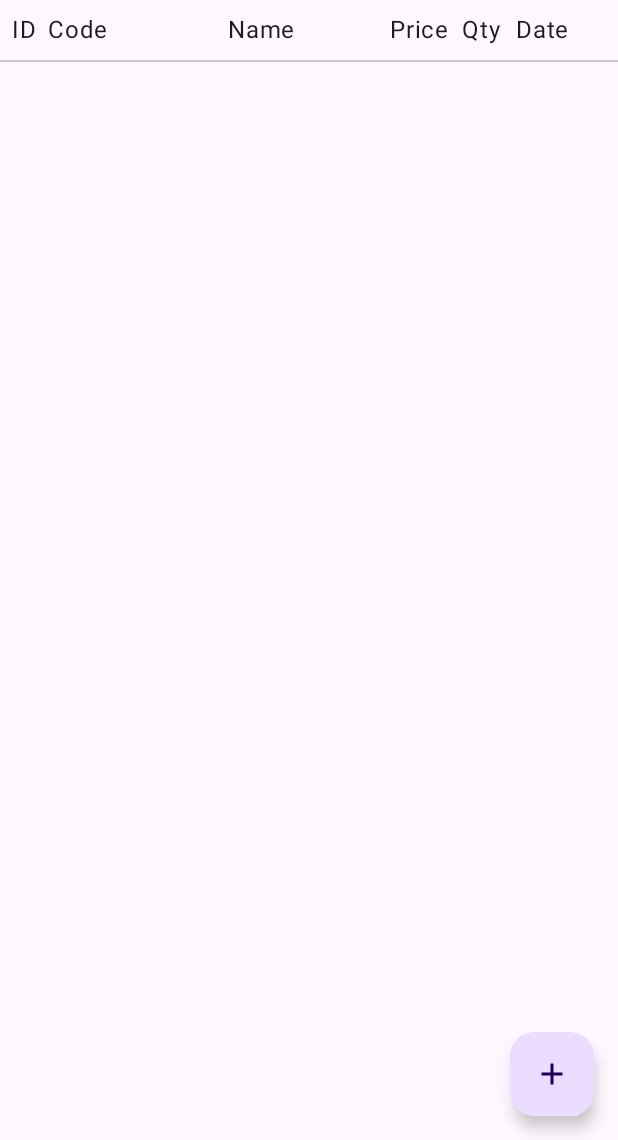
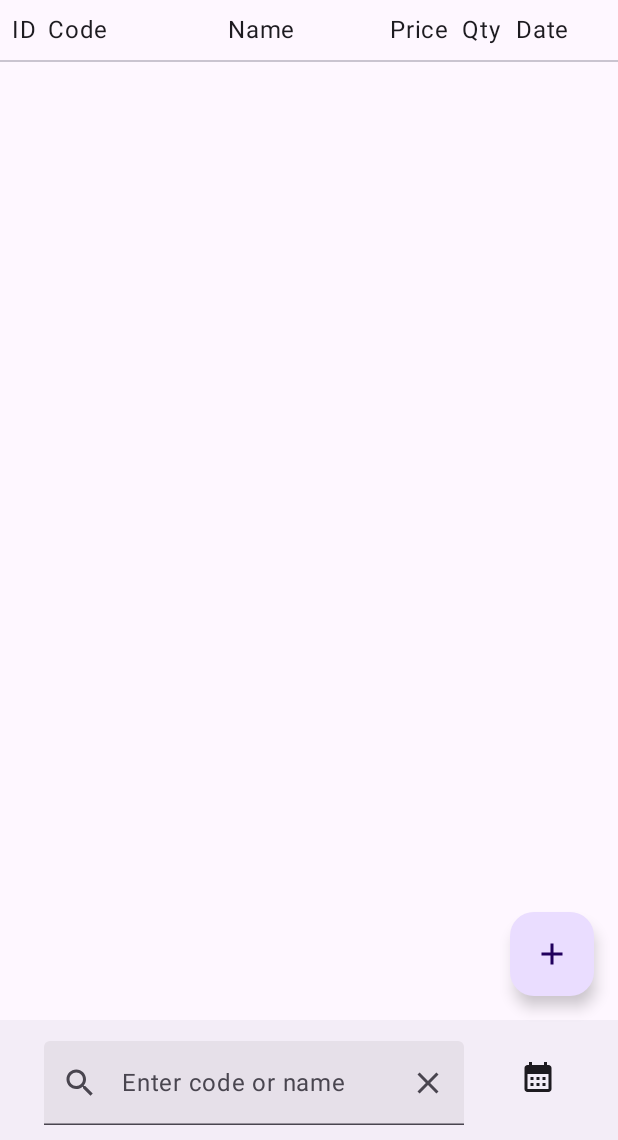
Before and after one commit to Snowtouch/Barcode-Scanner-Database-Google-Play-release-v1.0.1, an Android app built with Jetpack Compose: the screen it shows after launch (MainActivity), on a phone screen of 412 x 824 dp, the part 96-1236 px from its top. Run offline under Robolectric (Android 15) with nearby library versions, the phone set to English and light mode, and no system bars; our stand-ins replace Dagger/Hilt's generated code, Room's generated code; libraries missing offline, so code that uses them is left out: com.google.mlkit.vision.

Commit message:
scanning library change, bottom app bar added

```diff
--- a/app/build.gradle
+++ b/app/build.gradle
@@ -81,7 +81,7 @@ dependencies {
     implementation "com.google.dagger:hilt-android:2.44"
     kapt "com.google.dagger:hilt-compiler:2.44"
     implementation 'androidx.hilt:hilt-navigation-compose:1.0.0'
-    implementation 'com.google.android.gms:play-services-code-scanner:16.0.0'
+    implementation 'com.google.android.gms:play-services-code-scanner:16.1.0'
 }
 kapt {
     correctErrorTypes true
--- a/app/src/main/java/com/example/barcodetodb/MainActivity.kt
+++ b/app/src/main/java/com/example/barcodetodb/MainActivity.kt
@@ -11,11 +11,15 @@ import androidx.compose.ui.Modifier
 import androidx.compose.ui.tooling.preview.Preview
 import com.example.barcodetodb.data.ItemsDatabase
 import com.example.barcodetodb.ui.BarcodeApp
+import com.example.barcodetodb.ui.MainScreenViewModel
 import com.example.barcodetodb.ui.theme.AppTheme
 import dagger.hilt.android.AndroidEntryPoint
+import javax.inject.Inject
 
 @AndroidEntryPoint
 class MainActivity : ComponentActivity() {
+    @Inject
+    lateinit var mainScreenViewModel: MainScreenViewModel
     private lateinit var itemsDatabase: ItemsDatabase
     override fun onCreate(savedInstanceState: Bundle?) {
         super.onCreate(savedInstanceState)
@@ -32,6 +36,11 @@ class MainActivity : ComponentActivity() {
             }
         }
     }
+
+    override fun onResume() {
+        super.onResume()
+        mainScreenViewModel.refreshDataFromDatabase()
+    }
 }
 @Preview
 @Composable
--- a/app/src/main/java/com/example/barcodetodb/ui/AddItemScreen.kt
+++ b/app/src/main/java/com/example/barcodetodb/ui/AddItemScreen.kt
@@ -32,6 +32,7 @@ import androidx.compose.ui.unit.dp
 import androidx.lifecycle.viewmodel.compose.viewModel
 import androidx.navigation.NavController
 import com.example.barcodetodb.R
+import dagger.hilt.android.internal.modules.ApplicationContextModule
 import kotlinx.coroutines.launch
 
 @Composable
@@ -163,5 +164,5 @@ fun AddItemScreen(
 @Preview
 @Composable
 fun AddItemScreenPreview() {
-    AddItemScreen(navController = NavController(LocalContext.current), editItemFlag = false)
+   AddItemScreen(navController = NavController(LocalContext.current), editItemFlag = false)
 }
--- a/app/src/main/java/com/example/barcodetodb/ui/AddItemViewModel.kt
+++ b/app/src/main/java/com/example/barcodetodb/ui/AddItemViewModel.kt
@@ -75,7 +75,7 @@ class AddItemViewModel @Inject constructor(
                 updateUiState(itemUiState.itemDetails.copy(code = rawValue.toString()))
             }
             .addOnCanceledListener {  }
-            .addOnFailureListener {  }
+            .addOnFailureListener { e -> updateUiState(itemUiState.itemDetails.copy(code = e.toString())) }
 
     }
 }
--- a/app/src/main/java/com/example/barcodetodb/ui/MainScreen.kt
+++ b/app/src/main/java/com/example/barcodetodb/ui/MainScreen.kt
@@ -22,6 +22,7 @@ import androidx.compose.material3.MaterialTheme
 import androidx.compose.material3.Text
 import androidx.compose.material3.TextButton
 import androidx.compose.runtime.Composable
+import androidx.compose.runtime.DisposableEffect
 import androidx.compose.runtime.collectAsState
 import androidx.compose.runtime.getValue
 import androidx.compose.runtime.mutableStateOf
@@ -30,8 +31,11 @@ import androidx.compose.runtime.setValue
 import androidx.compose.ui.Alignment
 import androidx.compose.ui.Modifier
 import androidx.compose.ui.graphics.Color
+import androidx.compose.ui.platform.LocalLifecycleOwner
 import androidx.compose.ui.unit.Dp
 import androidx.compose.ui.unit.dp
+import androidx.lifecycle.Lifecycle
+import androidx.lifecycle.LifecycleEventObserver
 import androidx.lifecycle.viewmodel.compose.viewModel
 import androidx.navigation.NavController
 import com.example.barcodetodb.data.Item
--- a/app/src/main/java/com/example/barcodetodb/ui/MainScreenViewModel.kt
+++ b/app/src/main/java/com/example/barcodetodb/ui/MainScreenViewModel.kt
@@ -1,5 +1,6 @@
 package com.example.barcodetodb.ui
 
+import androidx.compose.ui.platform.LocalLifecycleOwner
 import androidx.lifecycle.ViewModel
 import androidx.lifecycle.viewModelScope
 import com.example.barcodetodb.data.Item
@@ -15,15 +16,19 @@ class MainScreenViewModel @Inject constructor(private val OfflineItemsRepository
 ) : ViewModel() {
     private val _itemFlow = MutableStateFlow<List<Item>>(emptyList())
     val itemFlow: StateFlow<List<Item>> get() = _itemFlow
+
     init {
+        refreshDataFromDatabase()
+    }
+    fun deleteItem(item: Item){
+        viewModelScope.launch { OfflineItemsRepository.deleteItem(item) }
+
+    }
+    fun refreshDataFromDatabase() {
         viewModelScope.launch {
             OfflineItemsRepository.getAllItemsStream().collect {
                 _itemFlow.value = it
             }
         }
     }
-    fun deleteItem(item: Item){
-        viewModelScope.launch { OfflineItemsRepository.deleteItem(item) }
-
-    }
 }
--- a/app/src/main/java/com/example/barcodetodb/ui/StartScreen.kt
+++ b/app/src/main/java/com/example/barcodetodb/ui/StartScreen.kt
@@ -4,12 +4,16 @@ import androidx.annotation.StringRes
 import androidx.compose.foundation.layout.Arrangement
 import androidx.compose.foundation.layout.Row
 import androidx.compose.foundation.layout.Spacer
+import androidx.compose.foundation.layout.fillMaxWidth
 import androidx.compose.foundation.layout.padding
 import androidx.compose.foundation.layout.size
 import androidx.compose.material.icons.Icons
 import androidx.compose.material.icons.filled.Add
 import androidx.compose.material.icons.filled.ArrowBack
+import androidx.compose.material.icons.filled.Clear
 import androidx.compose.material.icons.filled.MoreVert
+import androidx.compose.material.icons.filled.Search
+import androidx.compose.material3.BottomAppBar
 import androidx.compose.material3.DropdownMenu
 import androidx.compose.material3.DropdownMenuItem
 import androidx.compose.material3.FabPosition
@@ -20,12 +24,14 @@ import androidx.compose.material3.MaterialTheme
 import androidx.compose.material3.Scaffold
 import androidx.compose.material3.Switch
 import androidx.compose.material3.Text
+import androidx.compose.material3.TextField
 import androidx.compose.material3.TopAppBar
 import androidx.compose.material3.TopAppBarDefaults
 import androidx.compose.runtime.Composable
 import androidx.compose.runtime.getValue
 import androidx.compose.ui.Alignment
 import androidx.compose.ui.Modifier
+import androidx.compose.ui.res.painterResource
 import androidx.compose.ui.res.stringResource
 import androidx.compose.ui.tooling.preview.Preview
 import androidx.compose.ui.unit.dp
@@ -43,7 +49,7 @@ import com.example.barcodetodb.ui.theme.AppTheme
 enum class AppScreen(@StringRes val title: Int) {
     Main(title = R.string.app_name),
     AddItem(title = R.string.add_item_screen),
-    EditItem(title = R.string.add_item_screen),
+    EditItem(title = R.string.edit_item_screen),
     Search(title = R.string.search_screen),
     Browse(title = R.string.browse_screen)
 }
@@ -57,7 +63,6 @@ fun BarcodeApp(
     val currentScreen = AppScreen.valueOf(
         backStackEntry?.destination?.route ?: AppScreen.Main.name)
 
-
     AppTheme(useDarkTheme = startScreenViewModel.uiState.currentThemeIsDark) {
 
         Scaffold(
@@ -69,6 +74,13 @@ fun BarcodeApp(
                     navigateUp = { navController.navigateUp()},
                 )
                      },
+            bottomBar = {
+                BottomBarcodeAppBar(
+                    value = "",
+                    onValueChange = {},
+                    clearButtonOnClick = {},
+                    calendarButtonOnClick = {}
+                ) },
             snackbarHost = { },
             floatingActionButton = {
                 if (currentScreen != AppScreen.AddItem){
@@ -111,6 +123,37 @@ fun BarcodeApp(
 fun AddFloatingActionButton(buttonClicked: () -> Unit){
     FloatingActionButton(onClick =  buttonClicked ) {
         Icon(imageVector = Icons.Default.Add, contentDescription = "Add new item")
+    }
+}
+@Composable
+fun BottomBarcodeAppBar(
+    value: String,
+    onValueChange: (String) -> Unit,
+    clearButtonOnClick: () -> Unit,
+    calendarButtonOnClick: () -> Unit,
+    modifier: Modifier = Modifier
+){
+    BottomAppBar(modifier = modifier) {
+        Row(modifier = modifier.fillMaxWidth(), horizontalArrangement = Arrangement.SpaceEvenly) {
+            TextField(
+                value = value,
+                onValueChange = onValueChange,
+                modifier = modifier,
+                label = { Text(stringResource(R.string.search_text_field))},
+                leadingIcon = { Icon(Icons.Filled.Search, contentDescription = "") },
+                trailingIcon = {
+                    IconButton(onClick = clearButtonOnClick) {
+                        Icon(Icons.Filled.Clear, contentDescription = "")
+                    }
+                }
+            )
+            IconButton(onClick = calendarButtonOnClick) {
+                Icon(
+                    painterResource(R.drawable.baseline_calendar_month_24),
+                    contentDescription = ""
+                )
+            }
+        }
     }
 }
 @Composable
@@ -169,5 +212,6 @@ fun BarcodeAppBar(
 @Preview
 @Composable
 fun BarcodeToDbPreview(){
-    BarcodeApp()
+    BottomBarcodeAppBar(calendarButtonOnClick = {}, value = "",
+        onValueChange = {}, clearButtonOnClick = {})
 }
--- /dev/null
+++ b/app/src/main/res/drawable/baseline_calendar_month_24.xml
@@ -0,0 +1,5 @@
+<vector android:height="24dp" android:tint="#000000"
+    android:viewportHeight="24" android:viewportWidth="24"
+    android:width="24dp" xmlns:android="http://schemas.android.com/apk/res/android">
+    <path android:fillColor="@android:color/white" android:pathData="M19,4h-1V2h-2v2H8V2H6v2H5C3.89,4 3.01,4.9 3.01,6L3,20c0,1.1 0.89,2 2,2h14c1.1,0 2,-0.9 2,-2V6C21,4.9 20.1,4 19,4zM19,20H5V10h14V20zM9,14H7v-2h2V14zM13,14h-2v-2h2V14zM17,14h-2v-2h2V14zM9,18H7v-2h2V18zM13,18h-2v-2h2V18zM17,18h-2v-2h2V18z"/>
+</vector>
--- a/app/src/main/res/values/strings.xml
+++ b/app/src/main/res/values/strings.xml
@@ -9,7 +9,9 @@
     <string name="enter_quantity_field">Quantity (1 by default)</string>
     <string name="enter_item_price_field">Item price (Optional)</string>
     <string name="add_item_screen">Add/Scan new item</string>
+    <string name="edit_item_screen">Edit item</string>
     <string name="browse_screen">Browse database</string>
     <string name="search_screen">Search in database</string>
     <string name="add_item_snackbar_conf_message">Item successfully added</string>
+    <string name="search_text_field">Enter code or name</string>
 </resources>
```
Also changed, not shown: app/src/main/java/com/example/barcodetodb/ui/Snackbar.kt (added, +20 -0 lines).
